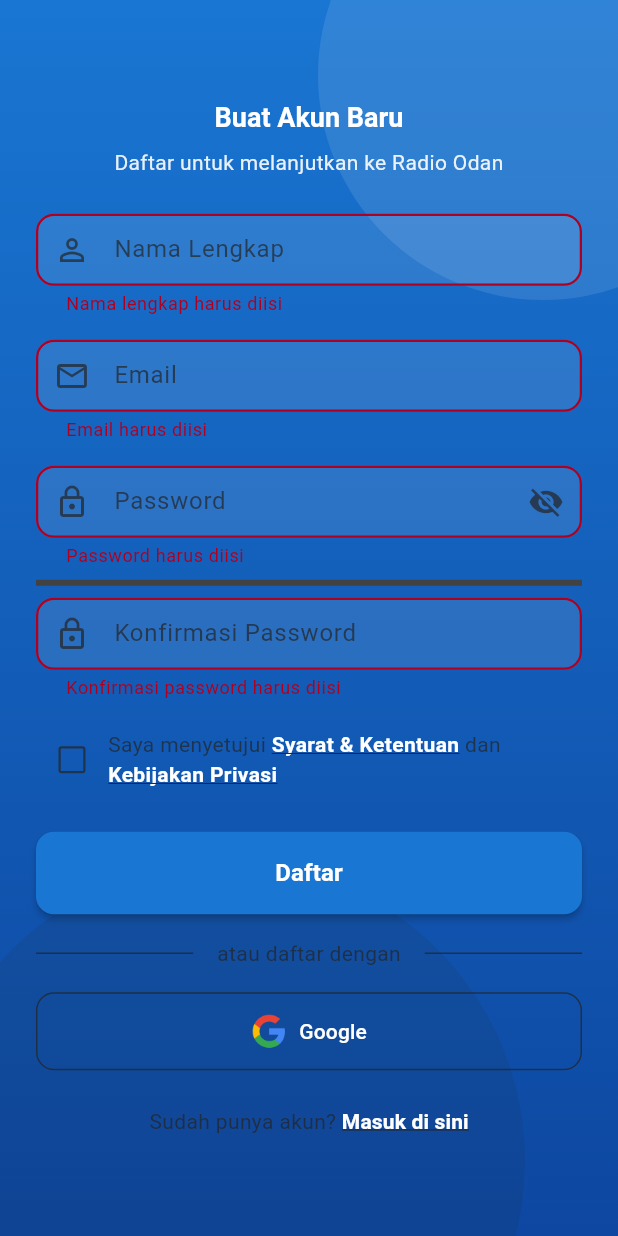
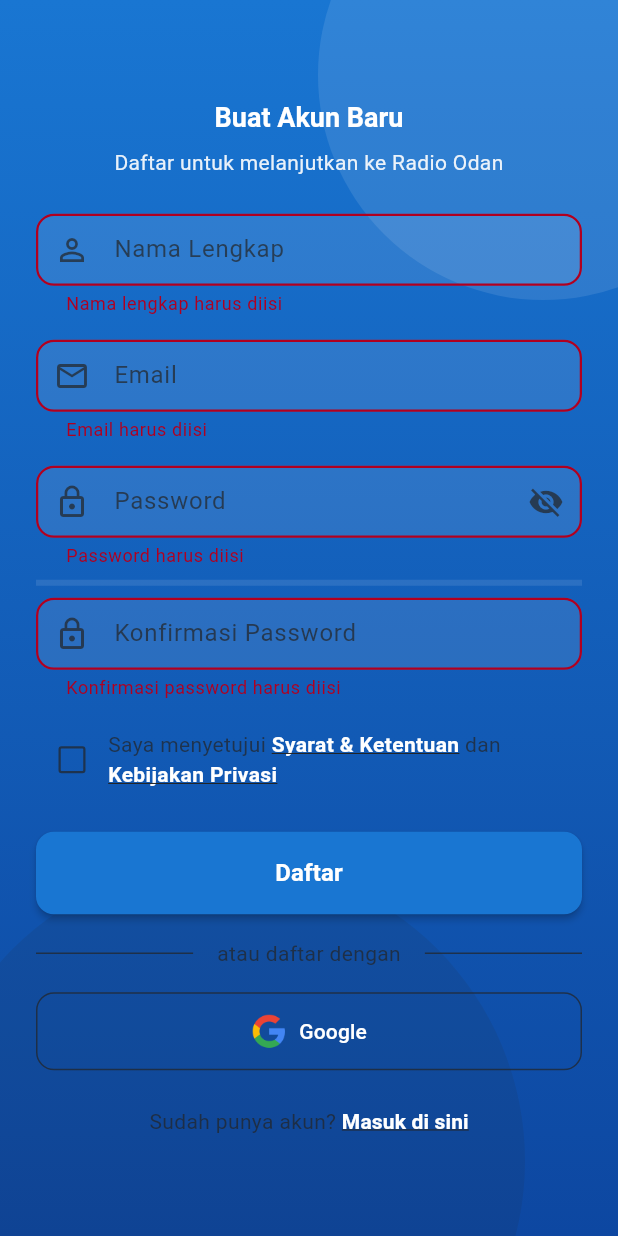
Before and after one commit to fahmiorim/radio_app, a Flutter app: the RegisterScreen screen opened by its route, after a tap on "Daftar", on a phone screen of 412 x 824 dp. Run offline on Flutter 3.47's test engine with Material 3 defaults, Android fonts, the phone set to English and light mode, and no system bars; our stand-ins replace cached_network_image, cookie_jar, dio, dio_cookie_manager, firebase_auth, firebase_core and 11 more; missing offline and left inert: audio_session, pusher_channels_flutter; accounts and stored records are empty.

Commit message:
Use theme color scheme in register screen

```diff
--- a/lib/screens/auth/register_screen.dart
+++ b/lib/screens/auth/register_screen.dart
@@ -4,7 +4,6 @@ import 'package:google_sign_in/google_sign_in.dart';
 import 'package:firebase_auth/firebase_auth.dart' as firebase_auth;
 
 import 'package:radio_odan_app/config/app_routes.dart';
-import 'package:radio_odan_app/config/app_colors.dart';
 import 'package:radio_odan_app/providers/auth_provider.dart';
 
 class RegisterScreen extends StatefulWidget {
@@ -81,7 +80,7 @@ class _RegisterScreenState extends State<RegisterScreen> {
         ScaffoldMessenger.of(context).showSnackBar(
           SnackBar(
             content: const Text('Anda harus menyetujui Syarat & Ketentuan'),
-            backgroundColor: AppColors.orange700,
+            backgroundColor: Theme.of(context).colorScheme.error,
             behavior: SnackBarBehavior.floating,
             shape: RoundedRectangleBorder(
               borderRadius: BorderRadius.circular(12),
@@ -406,13 +405,11 @@ class _RegisterScreenState extends State<RegisterScreen> {
                       // Strength bar
                       LinearProgressIndicator(
                         value: strength,
-                        backgroundColor: AppColors.grey800,
+                        backgroundColor: theme.colorScheme.surfaceVariant,
                         valueColor: AlwaysStoppedAnimation<Color>(
-                          strength < 0.3
-                              ? colorScheme.error
-                              : (strength < 0.7
-                                  ? AppColors.orange
-                                  : AppColors.green),
+                          strength < 0.7
+                              ? theme.colorScheme.error
+                              : theme.colorScheme.primary,
                         ),
                       ),
                       const SizedBox(height: 8),
```
